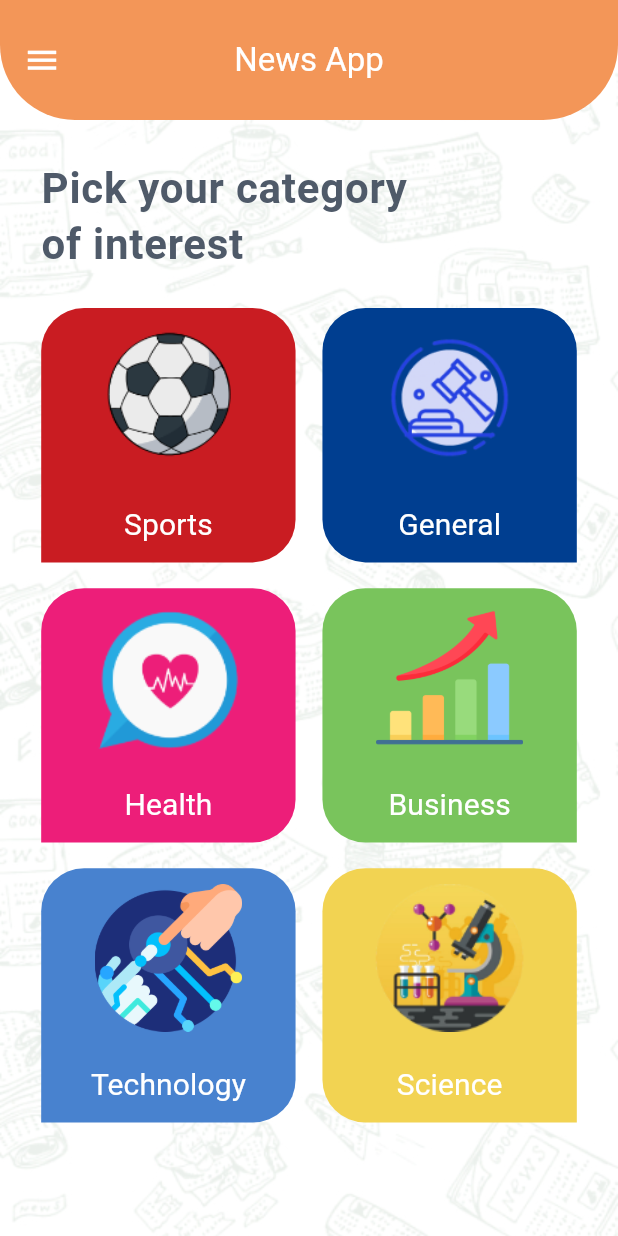
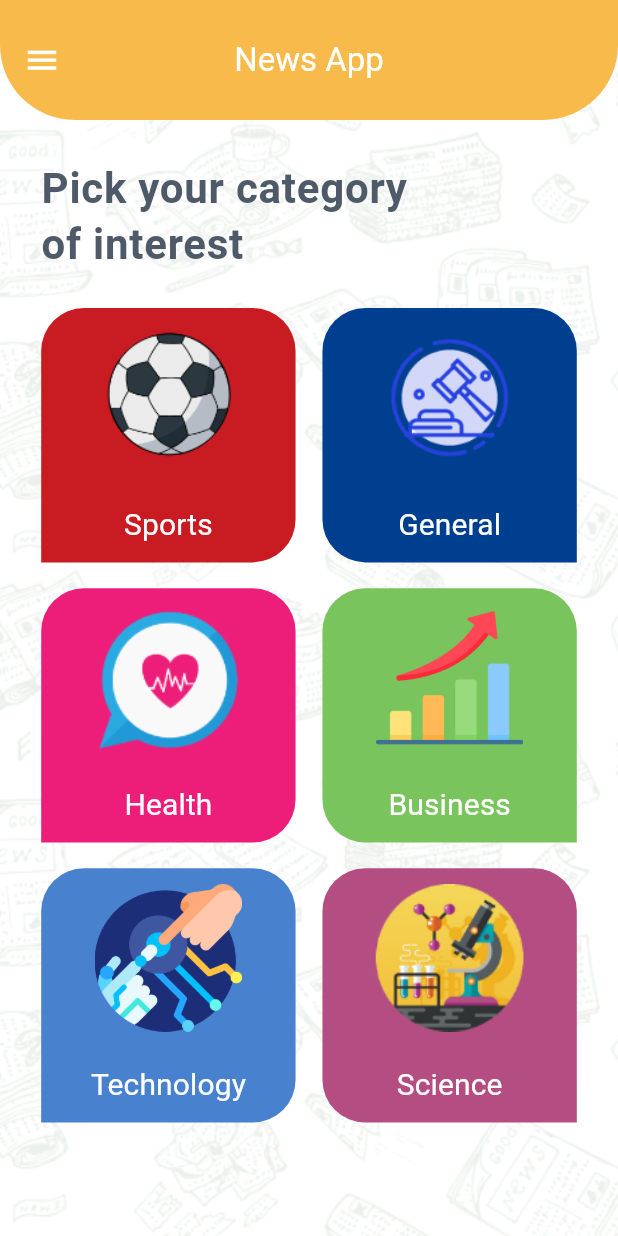
Before and after one commit to NoureenSaad/News_App, a Flutter app: the screen it shows after launch, on a phone screen of 412 x 824 dp. Run offline on Flutter 3.47's test engine with Material 3 defaults, Android fonts, the phone set to English and light mode, and no system bars; our stand-ins replace bloc, dio, either_dart, flutter_bloc, flutter_screenutil, get_it and 1 more.

Commit message:
app icon changed + assets manager added

```diff
--- /dev/null
+++ b/lib/core/utils/assets_manager.dart
@@ -0,0 +1,8 @@
+class AssetsManager{
+  static const String scienceCategoryIcon = "assets/images/science.png";
+  static const String sportsCategoryIcon = "assets/images/ball.png";
+  static const String generalCategoryIcon = "assets/images/Politics.png";
+  static const String healthCategoryIcon = "assets/images/health.png";
+  static const String businessCategoryIcon = "assets/images/business.png";
+  static const String technologyCategoryIcon = "assets/images/technology.png";
+}
--- a/lib/core/utils/colors_manager.dart
+++ b/lib/core/utils/colors_manager.dart
@@ -1,7 +1,7 @@
 import 'dart:ui';
 
 class ColorsManager{
-  static const Color lightPrimaryColor = Color(0xfff39658);
+  static const Color lightPrimaryColor = Color(0xfff7ba4b);
   static const Color drawerIconsColor = Color(0xff303030);
   static const Color categoryListColor = Color(0xff4F5A69);
   static const Color sportsCategoryColor = Color(0xffC91C22);
@@ -9,5 +9,5 @@ class ColorsManager{
   static const Color healthCategoryColor = Color(0xffED1E79);
   static const Color businessCategoryColor = Color(0xff79c45c);
   static const Color technologyCategoryColor = Color(0xff4882CF);
-  static const Color scienceCategoryColor = Color(0xffF2D352);
+  static const Color scienceCategoryColor = Color(0xffb34d82);
 }
--- a/lib/data/model/category_model.dart
+++ b/lib/data/model/category_model.dart
@@ -1,5 +1,6 @@
 import 'dart:ui';
 
+import 'package:news_app/core/utils/assets_manager.dart';
 import 'package:news_app/core/utils/colors_manager.dart';
 
 class CategoryModel{
@@ -11,11 +12,11 @@ class CategoryModel{
   CategoryModel({required this.id,required this.title, required this.imagePath, required this.color});
 
   static List<CategoryModel> getCategories()=>[
-    CategoryModel(id: "sports", title: "Sports", imagePath: "assets/images/ball.png", color: ColorsManager.sportsCategoryColor),
-    CategoryModel(id: "general",title: "General", imagePath: "assets/images/Politics.png", color: ColorsManager.generalCategoryColor),
-    CategoryModel(id: "health",title: "Health", imagePath: "assets/images/health.png", color: ColorsManager.healthCategoryColor),
-    CategoryModel(id: "business",title: "Business", imagePath: "assets/images/business.png", color: ColorsManager.businessCategoryColor),
-    CategoryModel(id: "technology",title: "Technology", imagePath: "assets/images/technology.png", color: ColorsManager.technologyCategoryColor),
-    CategoryModel(id: "science",title: "Science", imagePath: "assets/images/science.png", color: ColorsManager.scienceCategoryColor),
+    CategoryModel(id: "sports", title: "Sports", imagePath: AssetsManager.sportsCategoryIcon, color: ColorsManager.sportsCategoryColor),
+    CategoryModel(id: "general",title: "General", imagePath: AssetsManager.generalCategoryIcon, color: ColorsManager.generalCategoryColor),
+    CategoryModel(id: "health",title: "Health", imagePath: AssetsManager.healthCategoryIcon, color: ColorsManager.healthCategoryColor),
+    CategoryModel(id: "business",title: "Business", imagePath: AssetsManager.businessCategoryIcon, color: ColorsManager.businessCategoryColor),
+    CategoryModel(id: "technology",title: "Technology", imagePath: AssetsManager.technologyCategoryIcon, color: ColorsManager.technologyCategoryColor),
+    CategoryModel(id: "science",title: "Science", imagePath: AssetsManager.scienceCategoryIcon, color: ColorsManager.scienceCategoryColor),
   ];
 }
```
Also changed, not shown: pubspec.yaml (+19 -0 lines), assets/images/news.png (added), pubspec.lock, 42 other files.
